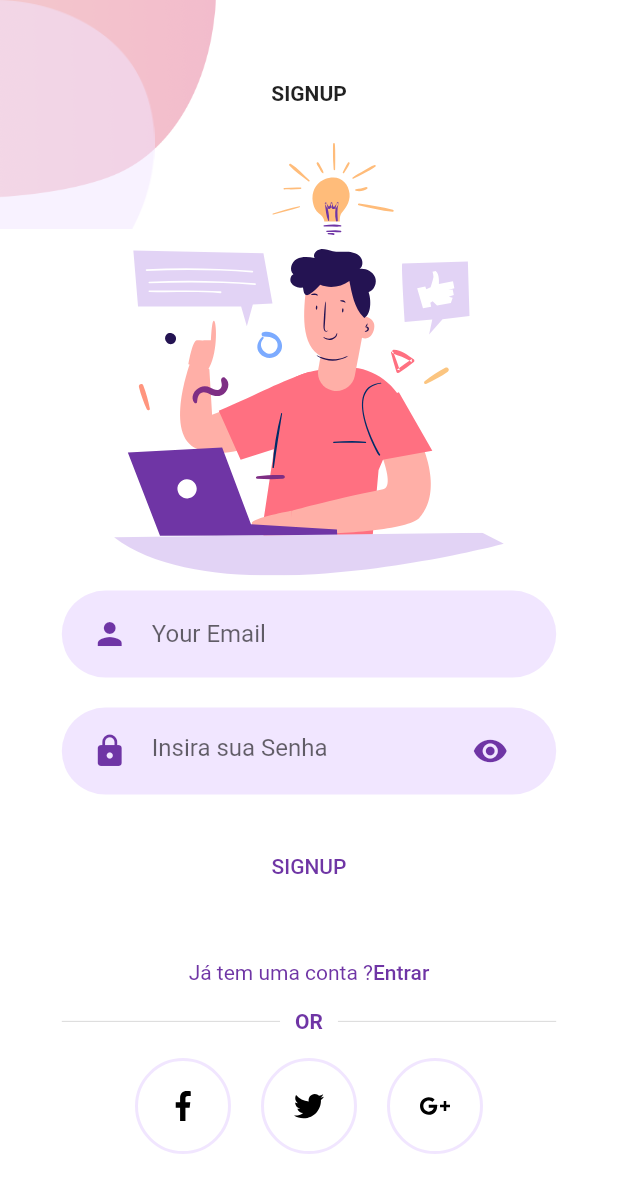
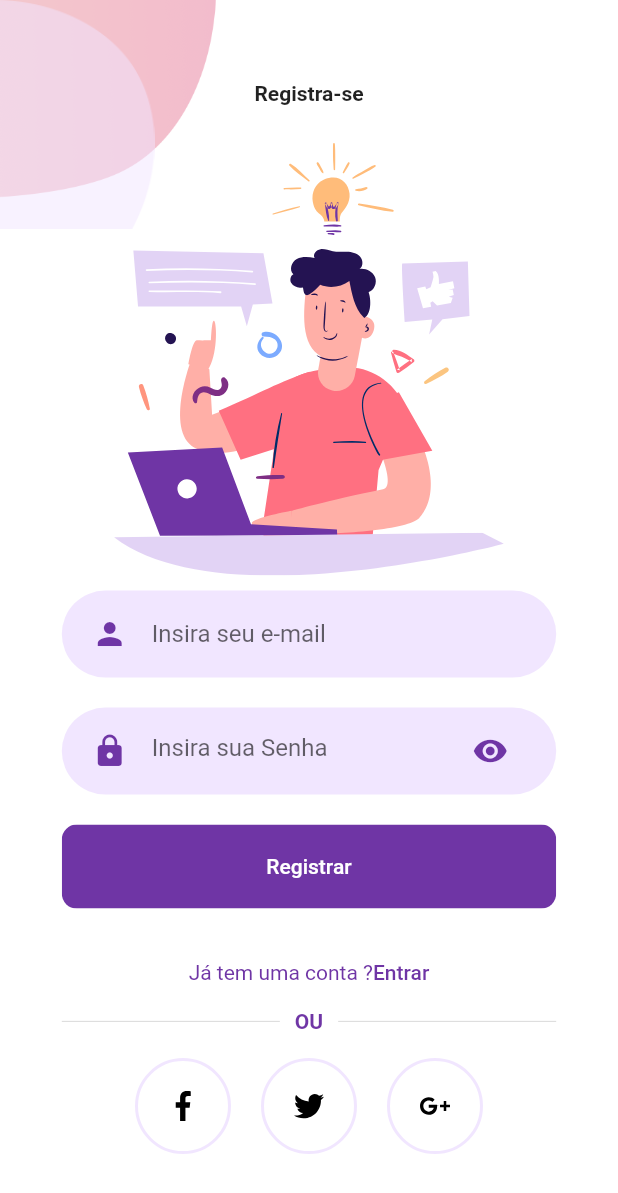
Before and after one commit to gabrielbucalon/login_auth, a Flutter app: the SignUpScreen screen opened directly, on a phone screen of 412 x 824 dp. Shown: the top 1193 px of the screen. Run offline on Flutter 3.47's test engine with Material 2 defaults, Android fonts, the phone set to English and light mode, and no system bars; our stand-ins replace flutter_svg.

Commit message:
<fix> - translate to portuguese

```diff
--- a/lib/Screens/Signup/components/body.dart
+++ b/lib/Screens/Signup/components/body.dart
@@ -7,6 +7,7 @@ import 'package:flutter_auth/components/already_have_an_account_acheck.dart';
 import 'package:flutter_auth/components/rounded_button.dart';
 import 'package:flutter_auth/components/rounded_input_field.dart';
 import 'package:flutter_auth/components/rounded_password_field.dart';
+import 'package:flutter_auth/constants.dart';
 import 'package:flutter_svg/svg.dart';
 
 class Body extends StatelessWidget {
@@ -19,7 +20,7 @@ class Body extends StatelessWidget {
           mainAxisAlignment: MainAxisAlignment.center,
           children: <Widget>[
             Text(
-              "SIGNUP",
+              "Registra-se",
               style: TextStyle(fontWeight: FontWeight.bold),
             ),
             SizedBox(height: size.height * 0.03),
@@ -28,15 +29,17 @@ class Body extends StatelessWidget {
               height: size.height * 0.35,
             ),
             RoundedInputField(
-              hintText: "Your Email",
+              hintText: "Insira seu e-mail",
               onChanged: (value) {},
             ),
             RoundedPasswordField(
               onChanged: (value) {},
             ),
             RoundedButton(
-              text: "SIGNUP",
+              text: "Registrar",
               press: () {},
+              color: kPrimaryColor,
+              textColor: Colors.white,
             ),
             SizedBox(height: size.height * 0.03),
             AlreadyHaveAnAccountCheck(
--- a/lib/Screens/Signup/components/or_divider.dart
+++ b/lib/Screens/Signup/components/or_divider.dart
@@ -14,7 +14,7 @@ class OrDivider extends StatelessWidget {
           Padding(
             padding: const EdgeInsets.symmetric(horizontal: 10),
             child: Text(
-              "OR",
+              "OU",
               style: TextStyle(
                 color: kPrimaryColor,
                 fontWeight: FontWeight.w600,
```
